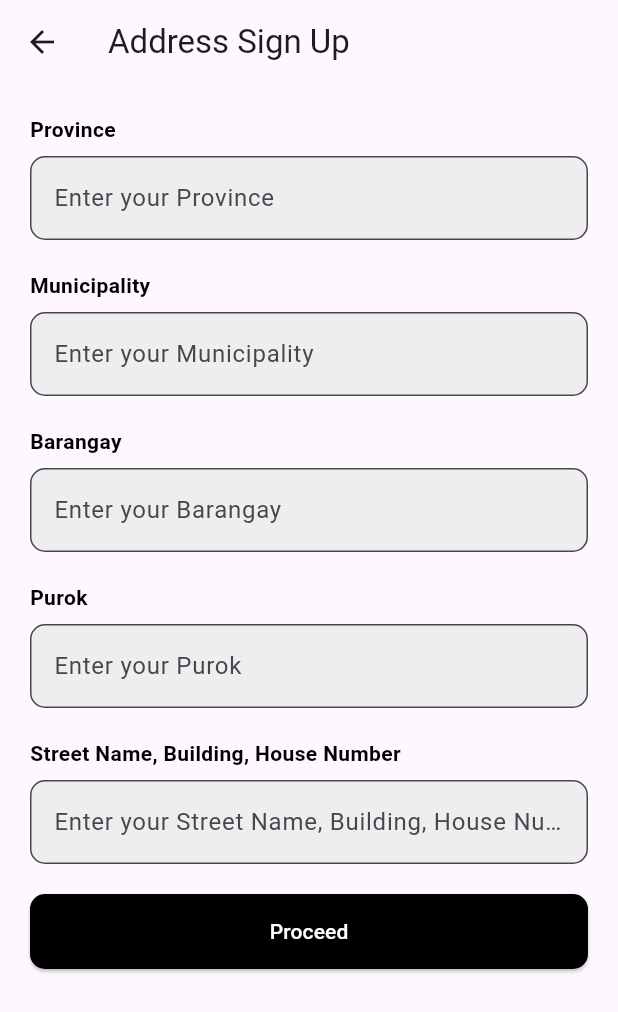
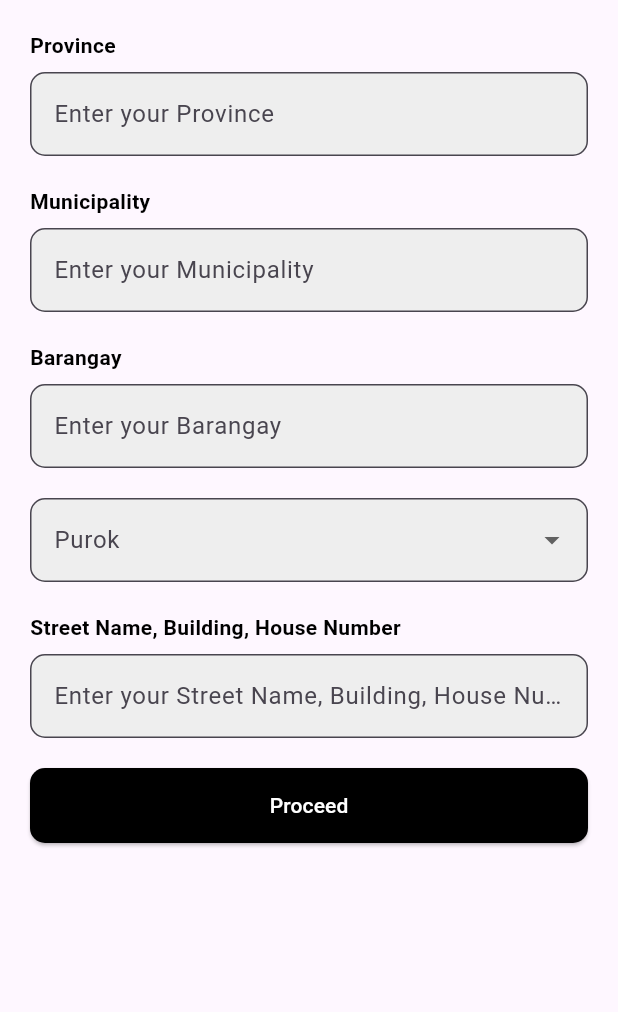
Before and after one commit to yskooo/civic-vox-mobile, a Flutter app: the AddressSignUpPage screen opened directly, on a phone screen of 412 x 824 dp. Shown: the top 1012 px of the screen. Run offline on Flutter 3.47's test engine with Material 3 defaults, Android fonts, the phone set to English and light mode, and no system bars; network calls fail.

Commit message:
feat: purok, bottomnav initial

```diff
--- a/lib/pages/address_sign_up_page.dart
+++ b/lib/pages/address_sign_up_page.dart
@@ -1,14 +1,18 @@
+import 'package:app/pages/home_page.dart';
 import 'package:flutter/material.dart';
-
 import '../main.dart';
 
-class AddressSignUpPage extends StatelessWidget {
+class AddressSignUpPage extends StatefulWidget {
+  @override
+  _AddressSignUpPageState createState() => _AddressSignUpPageState();
+}
+
+class _AddressSignUpPageState extends State<AddressSignUpPage> {
+  String? _selectedPurok;
+
   @override
   Widget build(BuildContext context) {
     return Scaffold(
-      appBar: AppBar(
-        title: Text('Address Sign Up'),
-      ),
       body: SingleChildScrollView(
         child: Padding(
           padding: const EdgeInsets.all(20),
@@ -30,9 +34,36 @@ class AddressSignUpPage extends StatelessWidget {
                 obscureText: false,
               ),
               SizedBox(height: 20),
-              AuthForm(
-                labelText: 'Purok',
-                obscureText: false,
+              // Purok dropdown
+              DropdownButtonFormField<String>(
+                decoration: InputDecoration(
+                  filled: true,
+                  fillColor: Colors.grey[200],
+                  border: OutlineInputBorder(
+                    borderRadius: BorderRadius.circular(10),
+                  ),
+                  labelText: 'Purok',
+                ),
+                value: _selectedPurok,
+                onChanged: (newValue) {
+                  setState(() {
+                    _selectedPurok = newValue;
+                  });
+                },
+                items: [
+                  'Pandel - Purok 1',
+                  'Westland - Dapitilog Purok 2',
+                  'Centro - Purok 3',
+                  'Rillorta - Purok 4',
+                  'Lagtao - Purok 5',
+                  'Magat - Purok 6',
+                  'Highway - Purok 7'
+                ].map<DropdownMenuItem<String>>((String value) {
+                  return DropdownMenuItem<String>(
+                    value: value,
+                    child: Text(value),
+                  );
+                }).toList(),
               ),
               SizedBox(height: 20),
               AuthForm(
@@ -42,9 +73,13 @@ class AddressSignUpPage extends StatelessWidget {
               SizedBox(height: 20),
               // Submit button
               ElevatedButton(
-                onPressed: () {
-                  // Navigate to next page or perform action
-                },
+                  onPressed: () {
+                    Navigator.push(
+                      context,
+                      MaterialPageRoute(
+                          builder: (context) => HomePage()),
+                    );
+                  },
                 style: ElevatedButton.styleFrom(
                   backgroundColor: Colors.black,
                   minimumSize: const Size.fromHeight(50),
@@ -57,6 +92,9 @@ class AddressSignUpPage extends StatelessWidget {
                   style: TextStyle(color: Colors.white),
                 ),
               ),
+              SizedBox(height: 20),
+              // Sized box
+              SizedBox(height: 20),
             ],
           ),
         ),
--- a/lib/pages/user_sign_up_page.dart
+++ b/lib/pages/user_sign_up_page.dart
@@ -132,8 +132,8 @@ class AuthForm extends StatelessWidget {
         SizedBox(height: 8), // Adjust spacing between label and text field
         TextFormField(
           decoration: InputDecoration(
-            filled: true,
-            fillColor: Colors.grey[200],
+            filled: false,
+            fillColor: Colors.grey[100],
             border: OutlineInputBorder(
               borderRadius: BorderRadius.circular(10.0),
             ),
```
Also changed, not shown: lib/pages/home_page.dart (+100 -90 lines).
